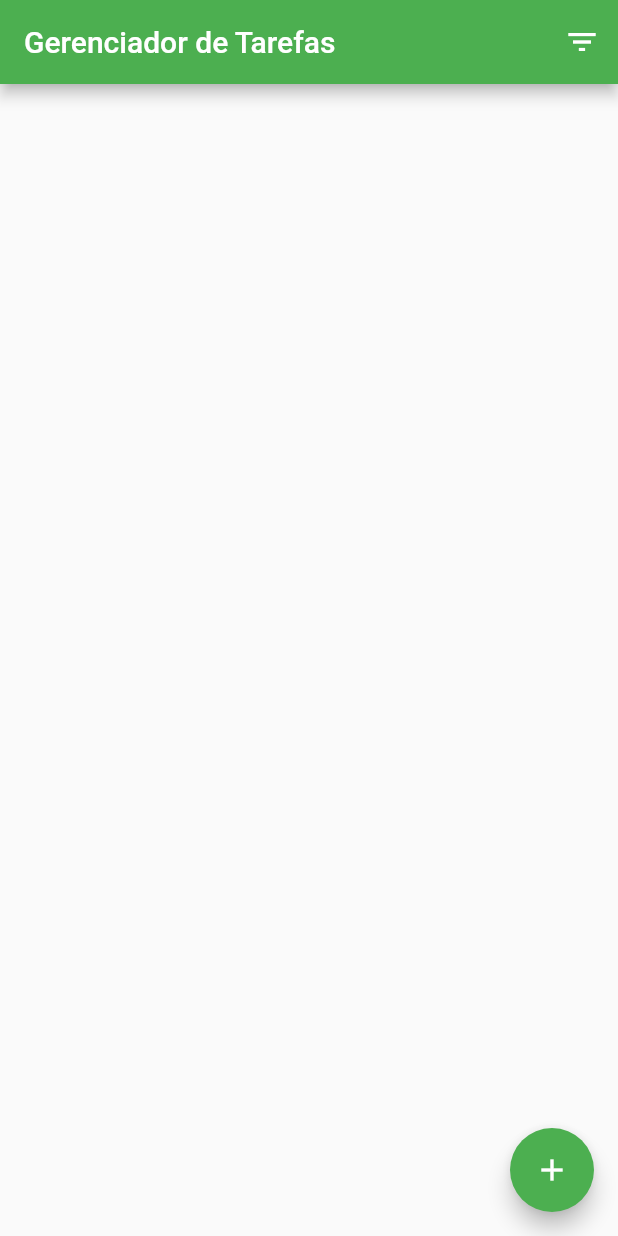
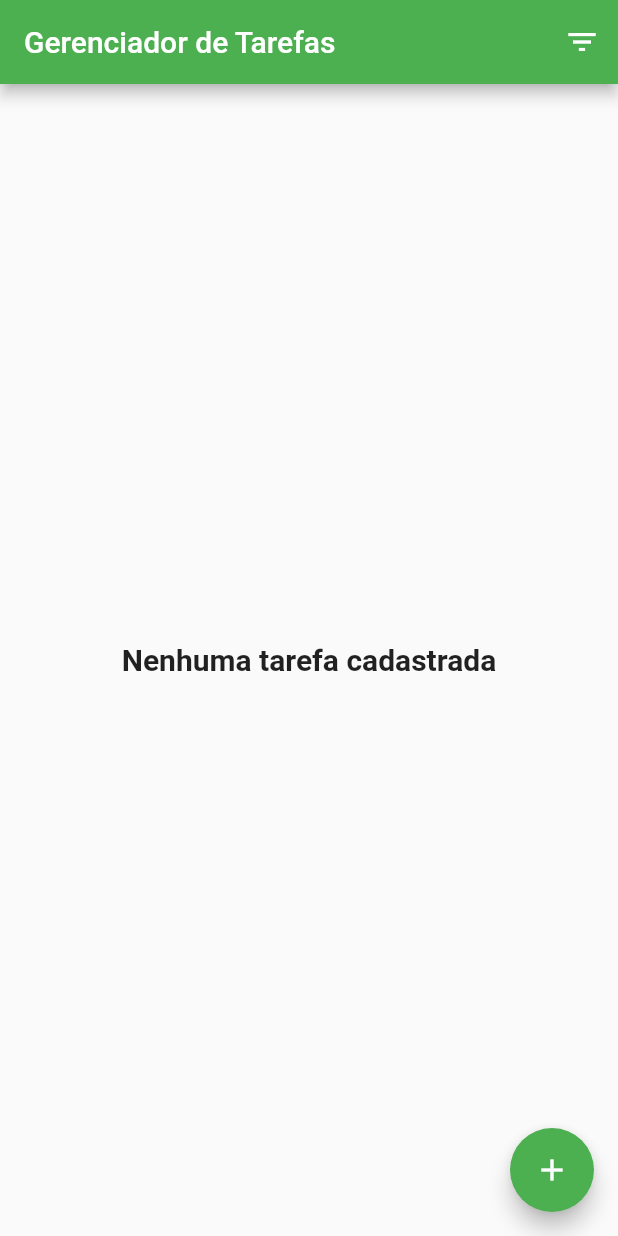
Before and after one commit to vinibraun/cadastro_pontos_turisticos, a Flutter app: the screen it shows after launch, on a phone screen of 412 x 824 dp. Run offline on Flutter 3.47's test engine with Material 2 defaults, Android fonts, the phone set to English and light mode, and no system bars.

Commit message:
commit aula 07-03

```diff
--- a/lib/pages/lista_tarefas_page.dart
+++ b/lib/pages/lista_tarefas_page.dart
@@ -1,6 +1,7 @@
 
 import 'package:flutter/cupertino.dart';
 import 'package:flutter/material.dart';
+import 'package:gerenciador_tarefas_md/model/tarefa.dart';
 
 class ListaTarefaPage extends StatefulWidget{
 
@@ -8,22 +9,26 @@ class ListaTarefaPage extends StatefulWidget{
   _ListaTarefasPageState createState() => _ListaTarefasPageState();
 
 }
-
 class _ListaTarefasPageState extends State<ListaTarefaPage>{
 
+  final tarefas = <Tarefa>
+   [
+     //Tarefa(id: 1,
+     //    descricao: 'Fazer atividades da aula',
+      //    prazo: DateTime.now().add(Duration(days: 5)),
+     //)
+  ];
 
   @override
   Widget build(BuildContext context){
     return Scaffold(
       appBar: _criarAppBar(),
-      body: null,
+      body: _criarBody(),
       floatingActionButton: FloatingActionButton(
         onPressed: () {},
         tooltip: 'Nova tarefa',
-        child: Icon(Icons.add),
+        child: const Icon(Icons.add),
       ),
-
-
     );
   }
 
@@ -37,4 +42,24 @@ class _ListaTarefasPageState extends State<ListaTarefaPage>{
       ],
     );
  }
+  Widget _criarBody(){
+    if( tarefas.isEmpty){
+      return const Center(
+        child: Text('Nenhuma tarefa cadastrada',
+        style: TextStyle(fontSize: 20, fontWeight: FontWeight.bold),
+        ),
+      );
+    }
+    return ListView.separated(
+        itemCount: tarefas.length,
+        itemBuilder: (BuildContext context, int index){
+          final tarefa = tarefas[index];
+          return ListTile(
+            title: Text('${tarefa.id} - ${tarefa.descricao}'),
+            subtitle: Text('Prazo - ${tarefa.prazo}'),
+          );
+        },
+        separatorBuilder: (BuildContext context, int index) => Divider(),
+        );
+  }
 }
```
